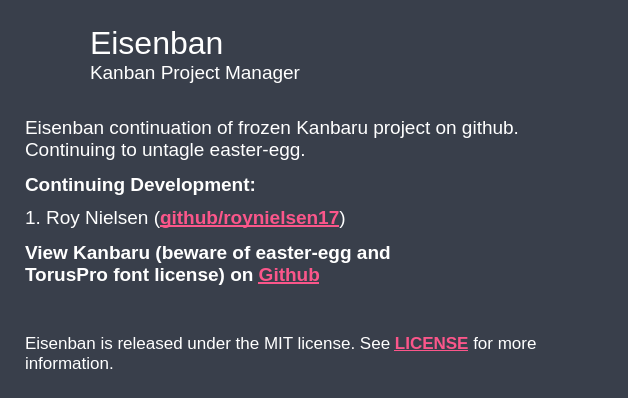
The window that src/eisenban/ui/about.ui (clockworksspheres/eisenban) describes before a commit, drawn with Qt 5.
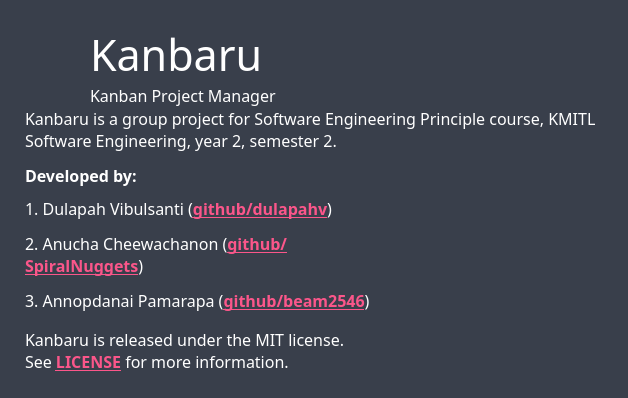
The same window after the commit. Icons and pictures are not drawn.

The edit to the form file:
```diff
--- a/src/eisenban/ui/about.ui
+++ b/src/eisenban/ui/about.ui
@@ -85,15 +85,15 @@
          <widget class="QLabel" name="label_title">
           <property name="font">
            <font>
-            <family>Arimo</family>
-            <pointsize>24</pointsize>
+            <family>Torus Pro</family>
+            <pointsize>32</pointsize>
            </font>
           </property>
           <property name="styleSheet">
            <string notr="true">color: #ffffff</string>
           </property>
           <property name="text">
-           <string>Eisenban</string>
+           <string>Kanbaru</string>
           </property>
          </widget>
         </item>
@@ -101,8 +101,8 @@
          <widget class="QLabel" name="label_sub_title">
           <property name="font">
            <font>
-            <family>Arimo</family>
-            <pointsize>14</pointsize>
+            <family>Torus Pro</family>
+            <pointsize>12</pointsize>
            </font>
           </property>
           <property name="styleSheet">
@@ -137,15 +137,15 @@
      <widget class="QLabel" name="label_description">
       <property name="font">
        <font>
-        <family>Arimo</family>
-        <pointsize>14</pointsize>
+        <family>Torus Pro</family>
+        <pointsize>12</pointsize>
        </font>
       </property>
       <property name="styleSheet">
        <string notr="true">color: #ffffff</string>
       </property>
       <property name="text">
-       <string>&lt;html&gt;&lt;head/&gt;&lt;body&gt;&lt;p&gt;Eisenban continuation of frozen Kanbaru project on github. Continuing to untagle easter-egg.&lt;/p&gt;&lt;p&gt;&lt;span style=&quot; font-weight:700;&quot;&gt;Continuing Development:&lt;/span&gt;&lt;/p&gt;&lt;/body&gt;&lt;/html&gt;</string>
+       <string>&lt;html&gt;&lt;head/&gt;&lt;body&gt;&lt;p&gt;Kanbaru is a group project for Software Engineering Principle course, KMITL Software Engineering, year 2, semester 2.&lt;/p&gt;&lt;p&gt;&lt;span style=&quot; font-weight:700;&quot;&gt;Developed by:&lt;/span&gt;&lt;/p&gt;&lt;/body&gt;&lt;/html&gt;</string>
       </property>
       <property name="wordWrap">
        <bool>true</bool>
@@ -181,15 +181,15 @@
       </property>
       <property name="font">
        <font>
-        <family>Arimo</family>
-        <pointsize>14</pointsize>
+        <family>Torus Pro</family>
+        <pointsize>12</pointsize>
        </font>
       </property>
       <property name="styleSheet">
        <string notr="true">color: #ffffff</string>
       </property>
       <property name="text">
-       <string>&lt;html&gt;&lt;head/&gt;&lt;body&gt;&lt;p&gt;1. Roy Nielsen (&lt;a href=&quot;https://github.com/roynielsen17&quot;&gt;&lt;span style=&quot; font-weight:700; text-decoration: underline; color:#fb568a;&quot;&gt;github/roynielsen17&lt;/span&gt;&lt;/a&gt;)&lt;/p&gt;&lt;p&gt;&lt;span style=&quot; font-weight:700;&quot;&gt;View Kanbaru (beware of easter-egg and TorusPro font license) on &lt;/span&gt;&lt;a href=&quot;https://github.com/dulapahv/Kanbaru&quot;&gt;&lt;span style=&quot; font-weight:700; text-decoration: underline; color:#fb568a;&quot;&gt;Github&lt;/span&gt;&lt;/a&gt;&lt;/p&gt;&lt;/body&gt;&lt;/html&gt;</string>
+       <string>&lt;html&gt;&lt;head/&gt;&lt;body&gt;&lt;p&gt;1. Dulapah Vibulsanti (&lt;a href=&quot;https://github.com/dulapahv&quot;&gt;&lt;span style=&quot; font-weight:700; text-decoration: underline; color:#fb568a;&quot;&gt;github/dulapahv&lt;/span&gt;&lt;/a&gt;)&lt;/p&gt;&lt;p&gt;2. Anucha Cheewachanon (&lt;a href=&quot;https://github.com/SpiralNuggets&quot;&gt;&lt;span style=&quot; font-weight:700; text-decoration: underline; color:#fb568a;&quot;&gt;github/SpiralNuggets&lt;/span&gt;&lt;/a&gt;)&lt;/p&gt;&lt;p&gt;3. Annopdanai Pamarapa (&lt;a href=&quot;https://github.com/beam2546&quot;&gt;&lt;span style=&quot; font-weight:700; text-decoration: underline; color:#fb568a;&quot;&gt;github/beam2546&lt;/span&gt;&lt;/a&gt;)&lt;/p&gt;&lt;p&gt;&lt;span style=&quot; font-weight:700;&quot;&gt;View Kanbaru on &lt;/span&gt;&lt;a href=&quot;https://github.com/dulapahv/Kanbaru&quot;&gt;&lt;span style=&quot; font-weight:700; text-decoration: underline; color:#fb568a;&quot;&gt;Github&lt;/span&gt;&lt;/a&gt;&lt;/p&gt;&lt;/body&gt;&lt;/html&gt;</string>
       </property>
       <property name="wordWrap">
        <bool>true</bool>
@@ -216,31 +216,6 @@
      <layout class="QHBoxLayout" name="horizontalLayout_2">
       <item>
        <layout class="QVBoxLayout" name="verticalLayout_3">
-        <item>
-         <widget class="QLabel" name="label_logo_bottom">
-          <property name="sizePolicy">
-           <sizepolicy hsizetype="Fixed" vsizetype="Fixed">
-            <horstretch>0</horstretch>
-            <verstretch>0</verstretch>
-           </sizepolicy>
-          </property>
-          <property name="maximumSize">
-           <size>
-            <width>210</width>
-            <height>40</height>
-           </size>
-          </property>
-          <property name="text">
-           <string/>
-          </property>
-          <property name="pixmap">
-           <pixmap>resources/img/kanbaru.png</pixmap>
-          </property>
-          <property name="scaledContents">
-           <bool>true</bool>
-          </property>
-         </widget>
-        </item>
         <item>
          <spacer name="verticalSpacer_4">
           <property name="orientation">
@@ -258,15 +233,15 @@
          <widget class="QLabel" name="label_license">
           <property name="font">
            <font>
-            <family>Arimo</family>
-            <pointsize>13</pointsize>
+            <family>Torus Pro</family>
+            <pointsize>12</pointsize>
            </font>
           </property>
           <property name="styleSheet">
            <string notr="true">color: #ffffff</string>
           </property>
           <property name="text">
-           <string>&lt;html&gt;&lt;head/&gt;&lt;body&gt;&lt;p&gt;Eisenban is released under the MIT license. See &lt;a href=&quot;https://github.com/dulapahv/Kanbaru/blob/main/LICENSE&quot;&gt;&lt;span style=&quot; font-weight:700; text-decoration: underline; color:#fb568a;&quot;&gt;LICENSE&lt;/span&gt;&lt;/a&gt; for more information.&lt;/p&gt;&lt;/body&gt;&lt;/html&gt;</string>
+           <string>&lt;html&gt;&lt;head/&gt;&lt;body&gt;&lt;p&gt;Kanbaru is released under the MIT license. See &lt;a href=&quot;https://github.com/dulapahv/Kanbaru/blob/main/LICENSE&quot;&gt;&lt;span style=&quot; font-weight:700; text-decoration: underline; color:#fb568a;&quot;&gt;LICENSE&lt;/span&gt;&lt;/a&gt; for more information.&lt;/p&gt;&lt;/body&gt;&lt;/html&gt;</string>
           </property>
           <property name="wordWrap">
            <bool>true</bool>
@@ -294,6 +269,31 @@
         </property>
        </spacer>
       </item>
+      <item>
+       <widget class="QLabel" name="label_logo_bottom">
+        <property name="sizePolicy">
+         <sizepolicy hsizetype="Fixed" vsizetype="Fixed">
+          <horstretch>0</horstretch>
+          <verstretch>0</verstretch>
+         </sizepolicy>
+        </property>
+        <property name="maximumSize">
+         <size>
+          <width>210</width>
+          <height>40</height>
+         </size>
+        </property>
+        <property name="text">
+         <string/>
+        </property>
+        <property name="pixmap">
+         <pixmap resource="../resources.qrc">:/img/resources/img/kanbaru.png</pixmap>
+        </property>
+        <property name="scaledContents">
+         <bool>true</bool>
+        </property>
+       </widget>
+      </item>
      </layout>
     </item>
    </layout>
```
Left out of the diff: 6 changed lines with no effect on the pictures.
